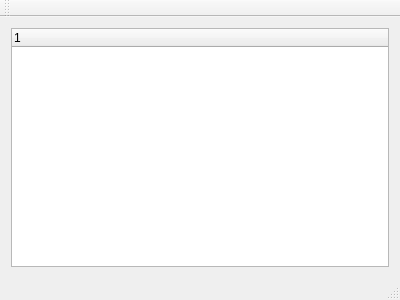
Before: the Qt Designer form obj06_TreeWidget/mainwindow.ui in tianma2000/Study_Qt, drawn with Qt 5.
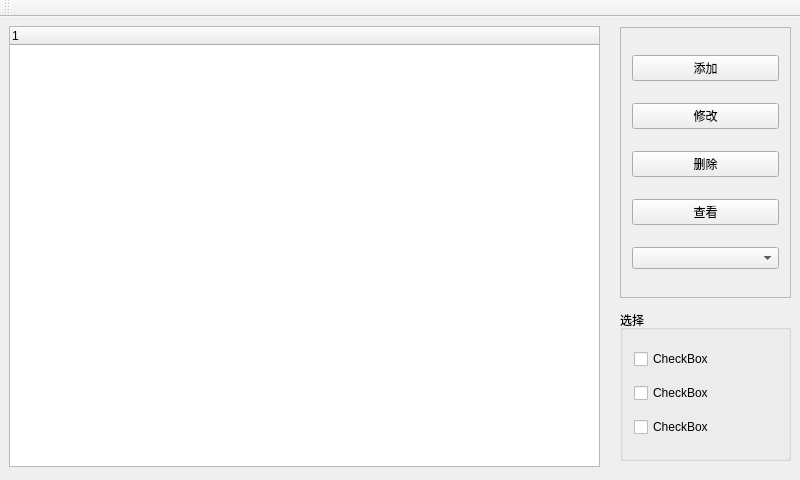
After: the same form once the commit is applied.

```diff
--- a/obj06_TreeWidget/mainwindow.ui
+++ b/obj06_TreeWidget/mainwindow.ui
@@ -6,35 +6,133 @@
    <rect>
     <x>0</x>
     <y>0</y>
-    <width>400</width>
-    <height>300</height>
+    <width>800</width>
+    <height>480</height>
    </rect>
   </property>
   <property name="windowTitle">
    <string>MainWindow</string>
   </property>
   <widget class="QWidget" name="centralWidget">
-   <layout class="QVBoxLayout" name="verticalLayout">
-    <item>
-     <widget class="QTreeWidget" name="treeWidget">
-      <column>
+   <widget class="QTreeWidget" name="treeWidget">
+    <property name="geometry">
+     <rect>
+      <x>9</x>
+      <y>9</y>
+      <width>591</width>
+      <height>441</height>
+     </rect>
+    </property>
+    <column>
+     <property name="text">
+      <string notr="true">1</string>
+     </property>
+    </column>
+   </widget>
+   <widget class="QScrollArea" name="scrollArea">
+    <property name="geometry">
+     <rect>
+      <x>620</x>
+      <y>10</y>
+      <width>171</width>
+      <height>271</height>
+     </rect>
+    </property>
+    <property name="widgetResizable">
+     <bool>true</bool>
+    </property>
+    <widget class="QWidget" name="scrollAreaWidgetContents">
+     <property name="geometry">
+      <rect>
+       <x>0</x>
+       <y>0</y>
+       <width>169</width>
+       <height>269</height>
+      </rect>
+     </property>
+     <layout class="QVBoxLayout" name="verticalLayout">
+      <item>
+       <widget class="QPushButton" name="pushButton">
+        <property name="enabled">
+         <bool>true</bool>
+        </property>
+        <property name="text">
+         <string>添加</string>
+        </property>
+       </widget>
+      </item>
+      <item>
+       <widget class="QPushButton" name="pushButton_2">
+        <property name="enabled">
+         <bool>true</bool>
+        </property>
+        <property name="text">
+         <string>修改</string>
+        </property>
+       </widget>
+      </item>
+      <item>
+       <widget class="QPushButton" name="pushButton_3">
+        <property name="enabled">
+         <bool>true</bool>
+        </property>
+        <property name="text">
+         <string>删除</string>
+        </property>
+       </widget>
+      </item>
+      <item>
+       <widget class="QPushButton" name="pushButton_4">
+        <property name="enabled">
+         <bool>true</bool>
+        </property>
+        <property name="text">
+         <string>查看</string>
+        </property>
+       </widget>
+      </item>
+      <item>
+       <widget class="QComboBox" name="comboBox"/>
+      </item>
+     </layout>
+    </widget>
+   </widget>
+   <widget class="QGroupBox" name="groupBox">
+    <property name="geometry">
+     <rect>
+      <x>620</x>
+      <y>293</y>
+      <width>171</width>
+      <height>151</height>
+     </rect>
+    </property>
+    <property name="title">
+     <string>选择</string>
+    </property>
+    <layout class="QVBoxLayout" name="verticalLayout_2">
+     <item>
+      <widget class="QCheckBox" name="checkBox_3">
        <property name="text">
-        <string notr="true">1</string>
+        <string>CheckBox</string>
        </property>
-      </column>
-     </widget>
-    </item>
-   </layout>
-  </widget>
-  <widget class="QMenuBar" name="menuBar">
-   <property name="geometry">
-    <rect>
-     <x>0</x>
-     <y>0</y>
-     <width>400</width>
-     <height>26</height>
-    </rect>
-   </property>
+      </widget>
+     </item>
+     <item>
+      <widget class="QCheckBox" name="checkBox">
+       <property name="text">
+        <string>CheckBox</string>
+       </property>
+      </widget>
+     </item>
+     <item>
+      <widget class="QCheckBox" name="checkBox_2">
+       <property name="text">
+        <string>CheckBox</string>
+       </property>
+      </widget>
+     </item>
+    </layout>
+   </widget>
   </widget>
   <widget class="QToolBar" name="mainToolBar">
    <attribute name="toolBarArea">
@@ -44,7 +142,6 @@
     <bool>false</bool>
    </attribute>
   </widget>
-  <widget class="QStatusBar" name="statusBar"/>
  </widget>
  <layoutdefault spacing="6" margin="11"/>
  <resources/>
```
